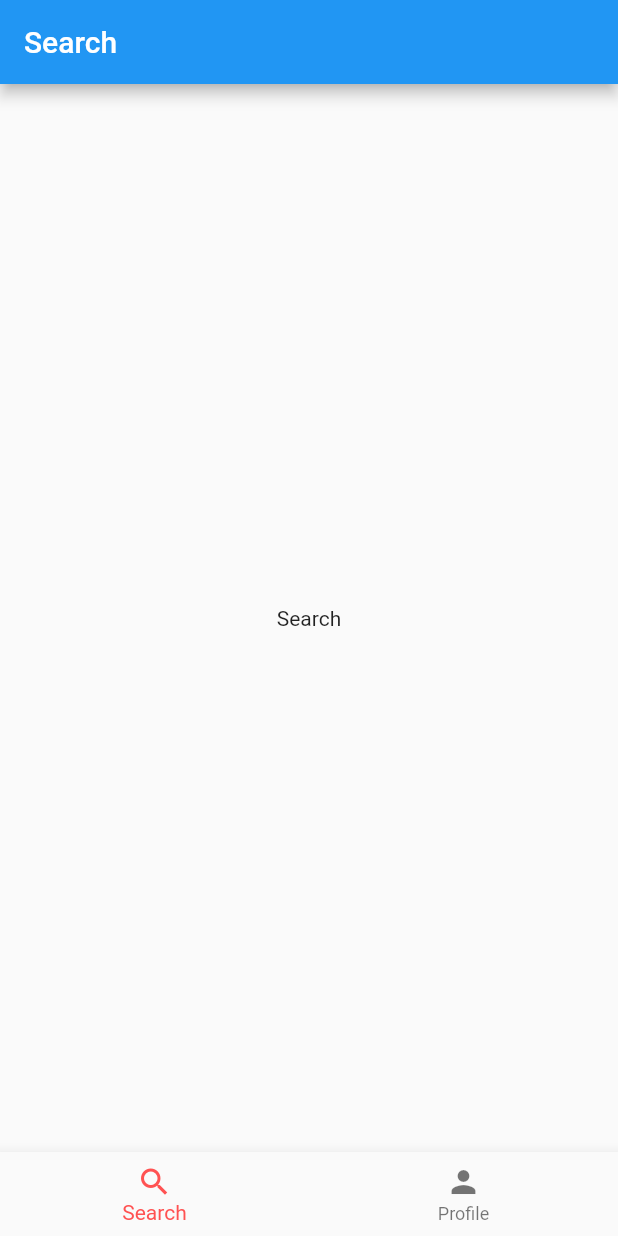
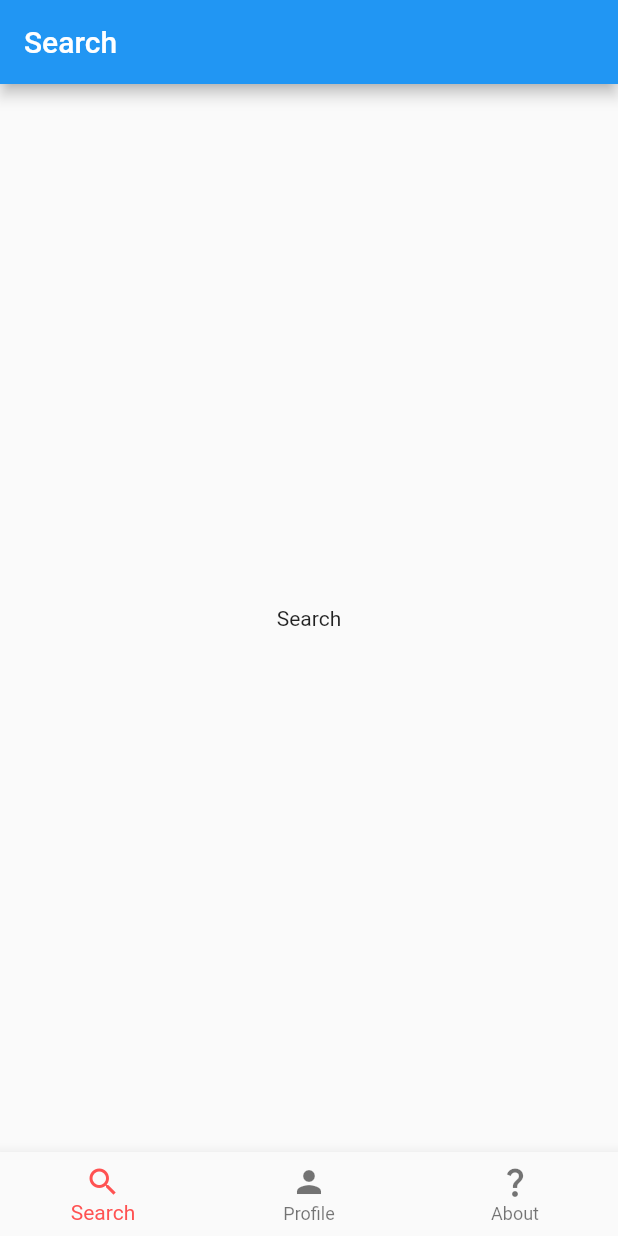
Before and after one commit to toolelucidator/primerapp, a Flutter app: the screen it shows after launch, on a phone screen of 412 x 824 dp. Run offline on Flutter 3.47's test engine with Material 2 defaults, Android fonts, the phone set to English and light mode, and no system bars; our stand-ins replace get.

Commit message:
Added aobut page to bottom navigation bar.

```diff
--- a/lib/presenter/controller/home_screen_controller.dart
+++ b/lib/presenter/controller/home_screen_controller.dart
@@ -1,6 +1,7 @@
 import 'package:flutter/cupertino.dart';
 import 'package:get/get.dart';
 import 'package:primerapp/presenter/bindings/app_bindings.dart';
+import 'package:primerapp/presenter/views/about_page.dart';
 import 'package:primerapp/presenter/views/profile_page.dart';
 import 'package:primerapp/presenter/views/search_page.dart';
 
@@ -11,6 +12,7 @@ class HomeController extends GetxController {
   final pages = <String>[
     '/Search',
     '/Profile',
+    '/About',
   ];
 
   void changePage(int index) {
@@ -19,7 +21,6 @@ class HomeController extends GetxController {
   }
 
   Route? onGenerateRoute(RouteSettings settings) {
-
     if (settings.name == '/Search') {
       return GetPageRoute(
         settings: settings,
@@ -34,6 +35,13 @@ class HomeController extends GetxController {
         binding: ProfileBinding(),
       );
     }
+    if (settings.name == '/About') {
+      return GetPageRoute(
+        settings: settings,
+        page: () => AboutPage(),
+        binding: AboutBinding(),
+      );
+    }
     return null;
   }
 }
--- a/lib/presenter/views/about_page.dart
+++ b/lib/presenter/views/about_page.dart
@@ -8,7 +8,9 @@ class AboutPage extends StatelessWidget {
   @override
   Widget build(BuildContext context) {
     return Scaffold(
+
         appBar: AppBar(
+          automaticallyImplyLeading: false,
           title: const Text('Profile'),
         ),
         body:
--- a/lib/presenter/views/home_page.dart
+++ b/lib/presenter/views/home_page.dart
@@ -20,6 +20,8 @@ class HomePage extends GetView<HomeController> {
             //  BottomNavigationBarItem(icon: Icon(Icons.home), label: 'Home'),
               BottomNavigationBarItem(icon: Icon(Icons.search), label: 'Search'),
               BottomNavigationBarItem(icon: Icon(Icons.person), label: 'Profile'),
+              BottomNavigationBarItem(icon: Icon(Icons.question_mark), label: 'About'),
+
             ],
           ),
         ));
--- a/lib/presenter/views/profile_page.dart
+++ b/lib/presenter/views/profile_page.dart
@@ -9,6 +9,7 @@ class ProfilePage extends StatelessWidget {
   Widget build(BuildContext context) {
     return Scaffold(
         appBar: AppBar(
+          automaticallyImplyLeading: false,
           title: const Text('Profile'),
         ),
         body:
--- a/lib/presenter/views/search_page.dart
+++ b/lib/presenter/views/search_page.dart
@@ -9,6 +9,7 @@ class SearchPage extends StatelessWidget {
   Widget build(BuildContext context) {
     return Scaffold(
         appBar: AppBar(
+          automaticallyImplyLeading: false,
           title: const Text('Search'),
         ),
         body:
```
